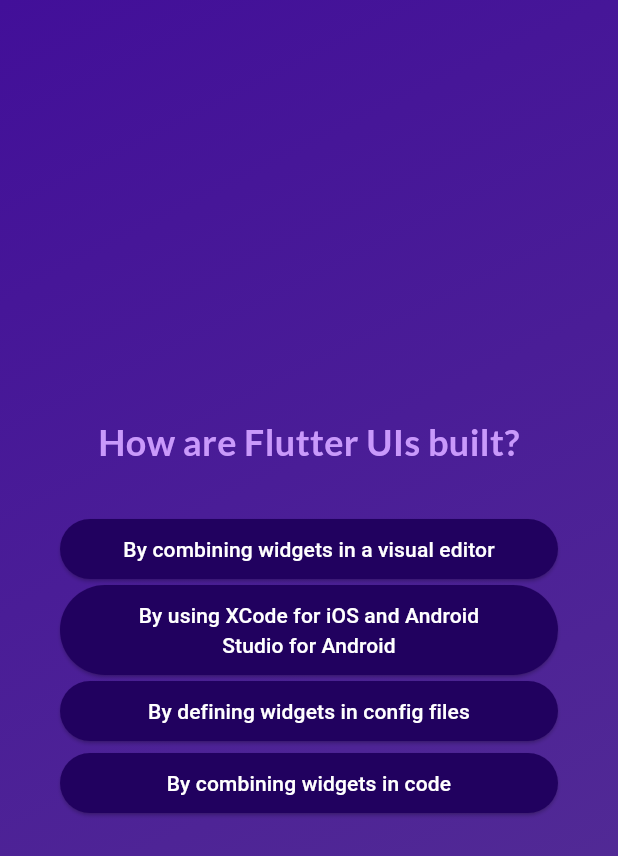
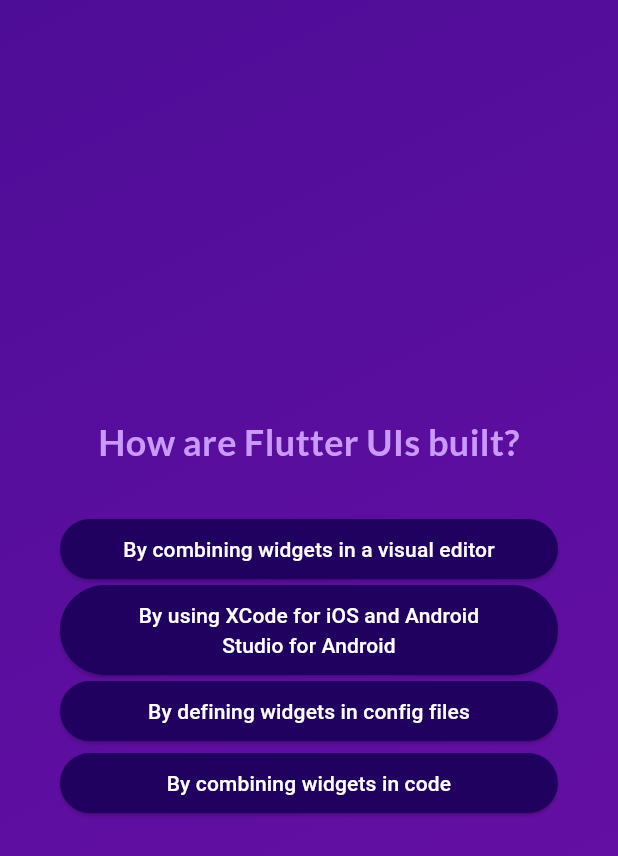
Before and after one commit to sundayknight98/Quiz-App-Sampler, a Flutter app: the screen it shows after launch, after a tap on "Start Quiz", after a tap on "Components", on a phone screen of 412 x 824 dp. Shown: the top 856 px of the screen. Run offline on Flutter 3.47's test engine with Material 3 defaults, Android fonts, the phone set to English and light mode, and no system bars; our stand-ins replace google_fonts.

Commit message:
Add files via upload

```diff
--- a/lib/answer_button.dart
+++ b/lib/answer_button.dart
@@ -15,7 +15,7 @@ class AnswerButton extends StatelessWidget {
     return ElevatedButton(
       onPressed: onTap,
       style: ElevatedButton.styleFrom(
-        padding: EdgeInsets.symmetric(vertical: 10, horizontal: 40),
+        padding: const EdgeInsets.symmetric(vertical: 10, horizontal: 40),
         backgroundColor: const Color.fromARGB(255, 33, 1, 95),
         foregroundColor: Colors.white,
         shape: RoundedRectangleBorder(borderRadius: BorderRadius.circular(40)),
--- a/lib/questions_screen.dart
+++ b/lib/questions_screen.dart
@@ -1,7 +1,8 @@
 import 'package:flutter/material.dart';
+import 'package:google_fonts/google_fonts.dart';
+
+import 'package:adv_basics/answer_button.dart';
 import 'package:adv_basics/data/questions.dart';
-import 'package:adv_basics/answer_button.dart';
-import 'package:google_fonts/google_fonts.dart';
 
 class QuestionsScreen extends StatefulWidget {
   const QuestionsScreen({super.key, required this.onSelectAnswer});
@@ -18,11 +19,11 @@ class _QuestionsScreenState extends State<QuestionsScreen> {
   var currentQuestionIndex = 0;
 
   void answerQuestion(String selectedAnswer) {
-    widget.onSelectAnswer('...');
+    widget.onSelectAnswer(selectedAnswer);
     // currentQuestionIndex = currentQuestionIndex + 1;
     // currentQuestionIndex += 1;
     setState(() {
-      currentQuestionIndex++;
+      currentQuestionIndex++; // increments the value by 1
     });
   }
 
--- a/lib/quiz.dart
+++ b/lib/quiz.dart
@@ -1,7 +1,8 @@
+import 'package:flutter/material.dart';
+
+import 'package:adv_basics/start_screen.dart';
+import 'package:adv_basics/questions_screen.dart';
 import 'package:adv_basics/data/questions.dart';
-import 'package:adv_basics/questions_screen.dart';
-import 'package:flutter/material.dart';
-import 'package:adv_basics/start_screen.dart';
 import 'package:adv_basics/results_screen.dart';
 
 class Quiz extends StatefulWidget {
@@ -14,52 +15,54 @@ class Quiz extends StatefulWidget {
 }
 
 class _QuizState extends State<Quiz> {
-  List<String> _selectedAnswers = [];
-  var activeScreen = 'start-screen';
+  final List<String> _selectedAnswers = [];
+  var _activeScreen = 'start-screen';
 
-  void switchScreen() {
+  void _switchScreen() {
     setState(() {
-      activeScreen = 'questions-screen';
+      _activeScreen = 'questions-screen';
     });
   }
 
-  void chooseAnswer(String answer) {
+  void _chooseAnswer(String answer) {
     _selectedAnswers.add(answer);
 
     if (_selectedAnswers.length == questions.length) {
       setState(() {
-        activeScreen = 'results-screen';
+        _activeScreen = 'results-screen';
       });
     }
   }
 
   void restartQuiz() {
     setState(() {
-      _selectedAnswers = [];
-      activeScreen = 'questions-screen';
+      _activeScreen = 'questions-screen';
     });
   }
 
   @override
   Widget build(context) {
-    Widget screenWidget = StartScreen(switchScreen);
+    Widget screenWidget = StartScreen(_switchScreen);
 
-    if (activeScreen == 'questions-screen') {
-      screenWidget = QuestionsScreen(onSelectAnswer: chooseAnswer);
+    if (_activeScreen == 'questions-screen') {
+      screenWidget = QuestionsScreen(onSelectAnswer: _chooseAnswer);
     }
 
-    if (activeScreen == 'results-screen') {
-      screenWidget = ResultsScreen(chosenAnswers: _selectedAnswers);
+    if (_activeScreen == 'results-screen') {
+      screenWidget = ResultsScreen(
+        chosenAnswers: _selectedAnswers,
+        onRestart: restartQuiz,
+      );
     }
 
     return MaterialApp(
       home: Scaffold(
         body: Container(
-          decoration: BoxDecoration(
+          decoration: const BoxDecoration(
             gradient: LinearGradient(
               colors: [
-                const Color.fromARGB(255, 66, 15, 153),
-                const Color.fromARGB(255, 86, 50, 148),
+                Color.fromARGB(255, 78, 13, 151),
+                Color.fromARGB(255, 107, 15, 168),
               ],
               begin: Alignment.topLeft,
               end: Alignment.bottomRight,
--- a/lib/start_screen.dart
+++ b/lib/start_screen.dart
@@ -21,21 +21,20 @@ class StartScreen extends StatelessWidget {
           //   opacity: 0.6,
           //   child: Image.asset(
           //     'assets/images/quiz-logo.png',
-          //     width: 300),
+          //     width: 300,
+          //   ),
           // ),
           const SizedBox(height: 80),
           Text(
             'Learn Flutter the fun way!',
             style: GoogleFonts.lato(
-              color: Color.fromARGB(255, 237, 223, 252),
+              color: const Color.fromARGB(255, 237, 223, 252),
               fontSize: 24,
             ),
           ),
           const SizedBox(height: 30),
           OutlinedButton.icon(
-            onPressed: () {
-              startQuiz();
-            },
+            onPressed: startQuiz,
             style: OutlinedButton.styleFrom(foregroundColor: Colors.white),
             icon: const Icon(Icons.arrow_right_alt),
             label: const Text('Start Quiz'),
```
Also changed, not shown: lib/questions_summary/question_identifier.dart (added, +35 -0 lines), lib/questions_summary/questions_summary.dart (added, +23 -0 lines), lib/questions_summary/summary_item.dart (added, +58 -0 lines), lib/results_screen.dart (+13 -9 lines).
